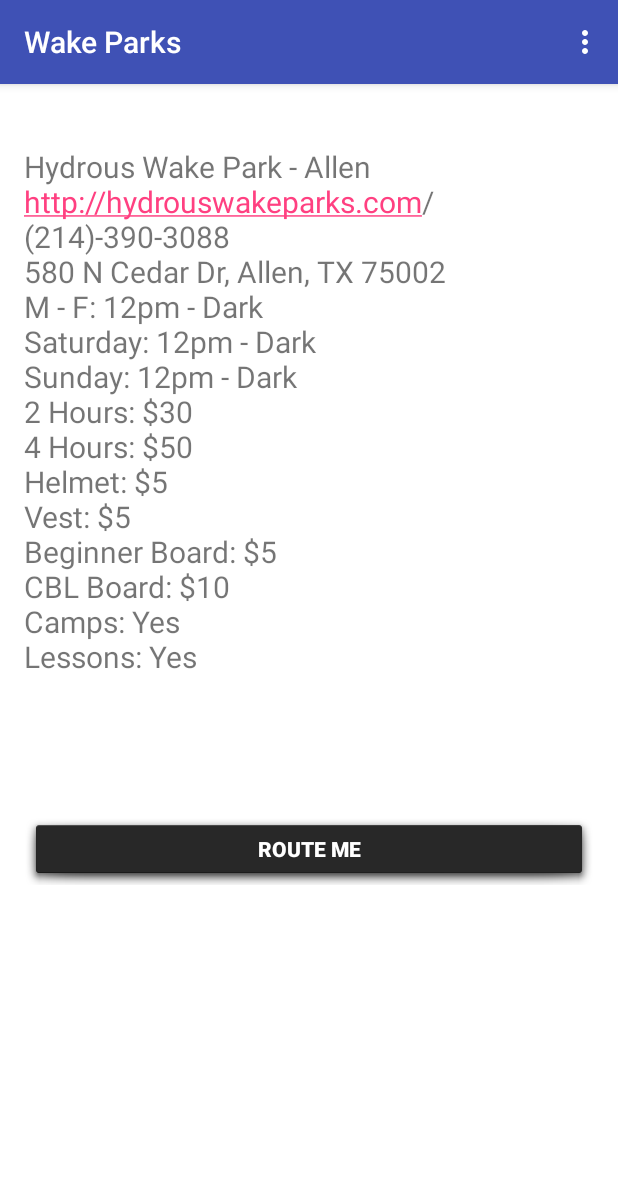
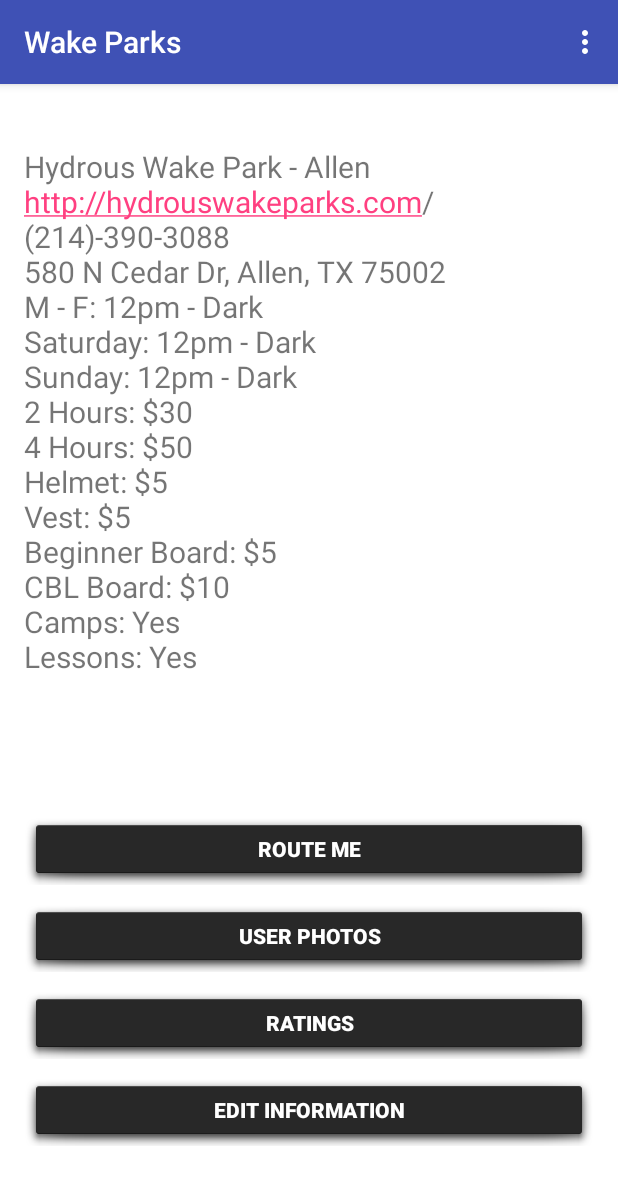
Before and after one commit to iamkeeb/wakeParks, an Android app: the cable_park screen opened directly, with no data from a screen before it, on a phone screen of 412 x 824 dp. Shown: the top 1185 px of the screen. Run offline under Robolectric (Android 15) with nearby library versions, the phone set to English and light mode, and no system bars; 1 statement that could not run was skipped.

Commit message:
Added more buttons to the cable park activity
No functionality to the new buttons yet

```diff
--- a/app/src/main/res/layout/activity_cable_park.xml
+++ b/app/src/main/res/layout/activity_cable_park.xml
@@ -15,7 +15,9 @@
         android:layout_height="fill_parent"
         android:id="@+id/scrollView"
         android:layout_centerHorizontal="true"
-        android:layout_alignParentBottom="true">
+        android:layout_alignParentBottom="true"
+        android:layout_alignParentEnd="false"
+        android:clickable="true">
 
         <LinearLayout
             android:orientation="vertical"
@@ -52,6 +54,42 @@
                 android:background="@android:drawable/dialog_holo_dark_frame"
                 android:onClick="Route"/>
 
+            <Button
+                android:layout_width="fill_parent"
+                android:layout_height="wrap_content"
+                android:text="@string/user_photos"
+                android:id="@+id/button6"
+                android:layout_marginTop="10dp"
+                android:background="@android:drawable/dialog_holo_dark_frame"
+                android:clickable="true"
+                android:textColor="#ffffff"
+                android:textStyle="bold"
+                android:contentDescription="@string/user_photos_button" />
+
+            <Button
+                android:layout_width="fill_parent"
+                android:layout_height="wrap_content"
+                android:text="@string/ratings"
+                android:id="@+id/button5"
+                android:layout_marginTop="10dp"
+                android:background="@android:drawable/dialog_holo_dark_frame"
+                android:clickable="true"
+                android:textColor="#ffffff"
+                android:textStyle="bold"
+                android:contentDescription="@string/ratings_button" />
+
+            <Button
+                android:layout_width="fill_parent"
+                android:layout_height="wrap_content"
+                android:text="@string/edit_information"
+                android:id="@+id/button7"
+                android:textStyle="bold"
+                android:textColor="#ffffff"
+                android:background="@android:drawable/dialog_holo_dark_frame"
+                android:layout_marginTop="10dp"
+                android:clickable="true"
+                android:contentDescription="@string/edit_information_button" />
+
         </LinearLayout>
     </ScrollView>
 
--- a/app/src/main/res/values/strings.xml
+++ b/app/src/main/res/values/strings.xml
@@ -15,4 +15,10 @@
     <string name="leads_to_map_activity">leads to map activity</string>
     <string name="title_activity_park_map">Map</string>
     <string name="map_park_activity">map park</string>
+    <string name="ratings">Ratings</string>
+    <string name="ratings_button">ratings button</string>
+    <string name="edit_information">Edit Information</string>
+    <string name="user_photos">User Photos</string>
+    <string name="user_photos_button">User Photos Button</string>
+    <string name="edit_information_button">Edit Information Button</string>
 </resources>
```
